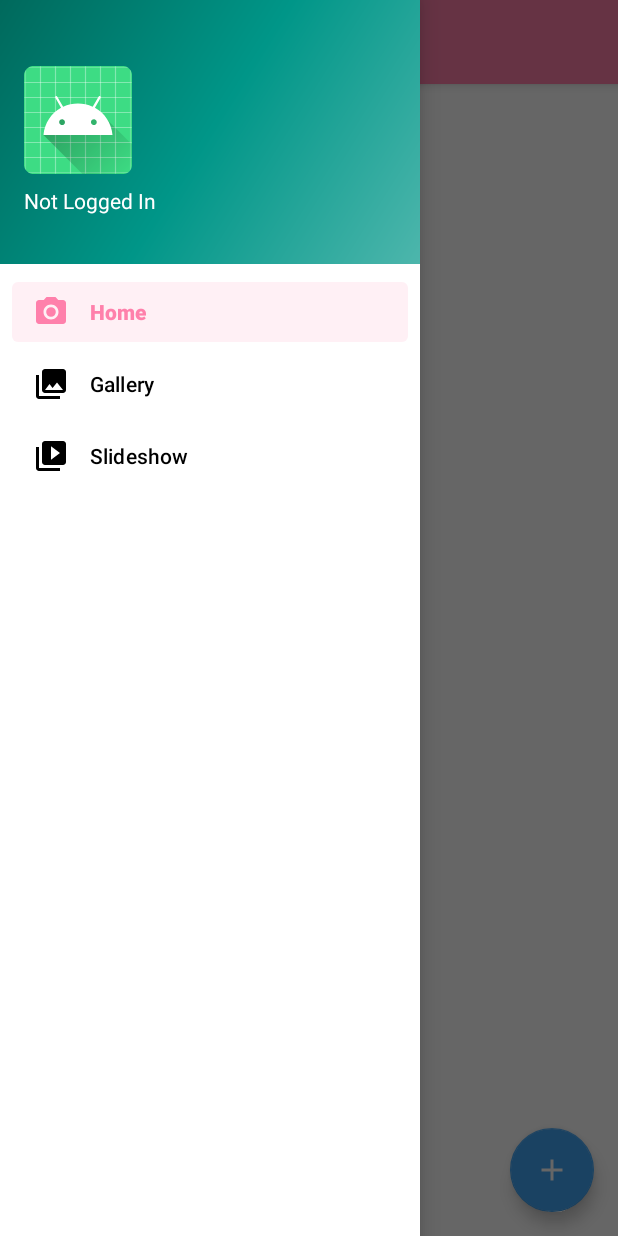
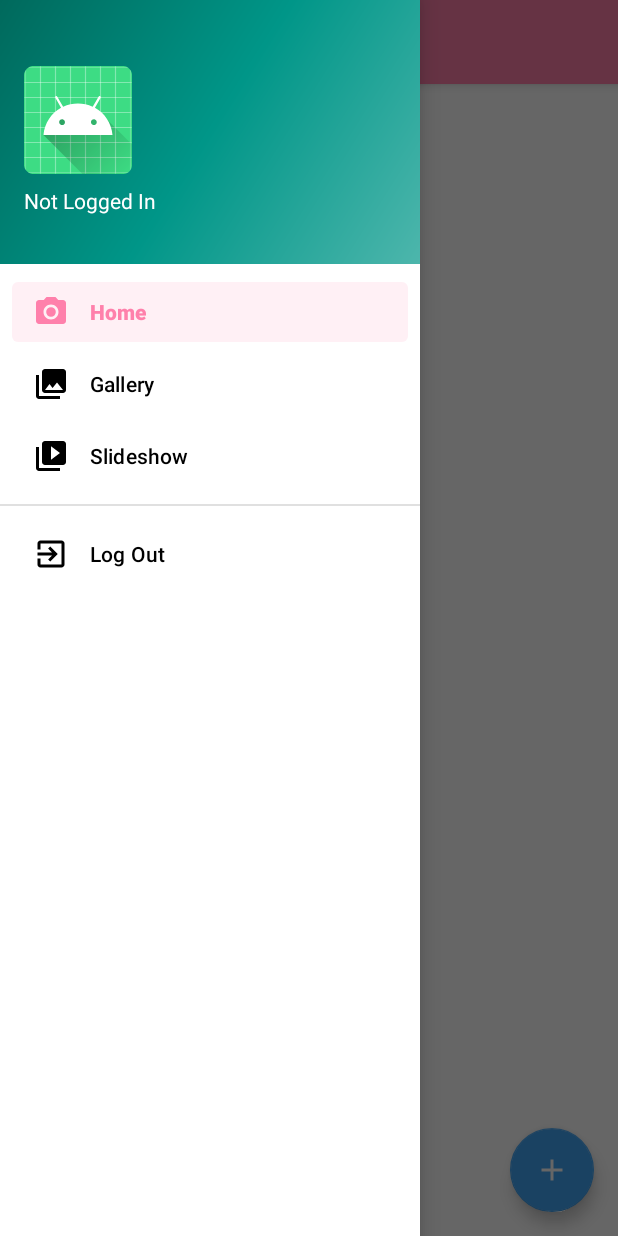
Before and after one commit to TCreopargh/A-Million-Things-To-Do, an Android app: the MainActivity screen opened directly, with no data from a screen before it, with the side drawer open, on a phone screen of 412 x 824 dp. Run offline under Robolectric (Android 15) with nearby library versions, the phone set to English and light mode, and no system bars; our stand-ins replace navigation-ui; 1 statement that could not run was skipped.

Commit message:
log out but doesnt work

```diff
--- a/backend/src/main/kotlin/xyz/tcreopargh/amttd_web/MainApplication.kt
+++ b/backend/src/main/kotlin/xyz/tcreopargh/amttd_web/MainApplication.kt
@@ -1,5 +1,6 @@
 package xyz.tcreopargh.amttd_web
 
+import org.slf4j.LoggerFactory
 import org.springframework.boot.autoconfigure.EnableAutoConfiguration
 import org.springframework.boot.autoconfigure.SpringBootApplication
 import org.springframework.boot.autoconfigure.jdbc.DataSourceAutoConfiguration
--- /dev/null
+++ b/frontend_android/app/src/main/res/drawable/ic_baseline_exit_to_app_24.xml
@@ -0,0 +1,5 @@
+<vector android:height="24dp" android:tint="#FFFFFF"
+    android:viewportHeight="24" android:viewportWidth="24"
+    android:width="24dp" xmlns:android="http://schemas.android.com/apk/res/android">
+    <path android:fillColor="@android:color/white" android:pathData="M10.09,15.59L11.5,17l5,-5 -5,-5 -1.41,1.41L12.67,11H3v2h9.67l-2.58,2.59zM19,3H5c-1.11,0 -2,0.9 -2,2v4h2V5h14v14H5v-4H3v4c0,1.1 0.89,2 2,2h14c1.1,0 2,-0.9 2,-2V5c0,-1.1 -0.9,-2 -2,-2z"/>
+</vector>
--- a/frontend_android/app/src/main/res/menu/activity_main_drawer.xml
+++ b/frontend_android/app/src/main/res/menu/activity_main_drawer.xml
@@ -17,4 +17,13 @@
                 android:icon="@drawable/ic_menu_slideshow"
                 android:title="@string/menu_slideshow" />
     </group>
+
+    <group
+            android:checkableBehavior="all"
+            android:id="@+id/allSelectable">
+        <item
+                android:id="@+id/nav_logout"
+                android:icon="@drawable/ic_baseline_exit_to_app_24"
+                android:title="@string/logout" />
+    </group>
 </menu>
--- a/frontend_android/app/src/main/res/values/strings.xml
+++ b/frontend_android/app/src/main/res/values/strings.xml
@@ -36,4 +36,5 @@
     <string name="status_completed">Completed</string>
     <string name="status_on_hold">On Hold</string>
     <string name="status_cancelled">Cancelled</string>
+    <string name="logout">Log Out</string>
 </resources>
```
Also changed, not shown: frontend_android/app/src/main/java/xyz/tcreopargh/amttd/MainActivity.kt (+8 -0 lines), frontend_android/app/src/main/java/xyz/tcreopargh/amttd/util/util.kt (+41 -0 lines).
